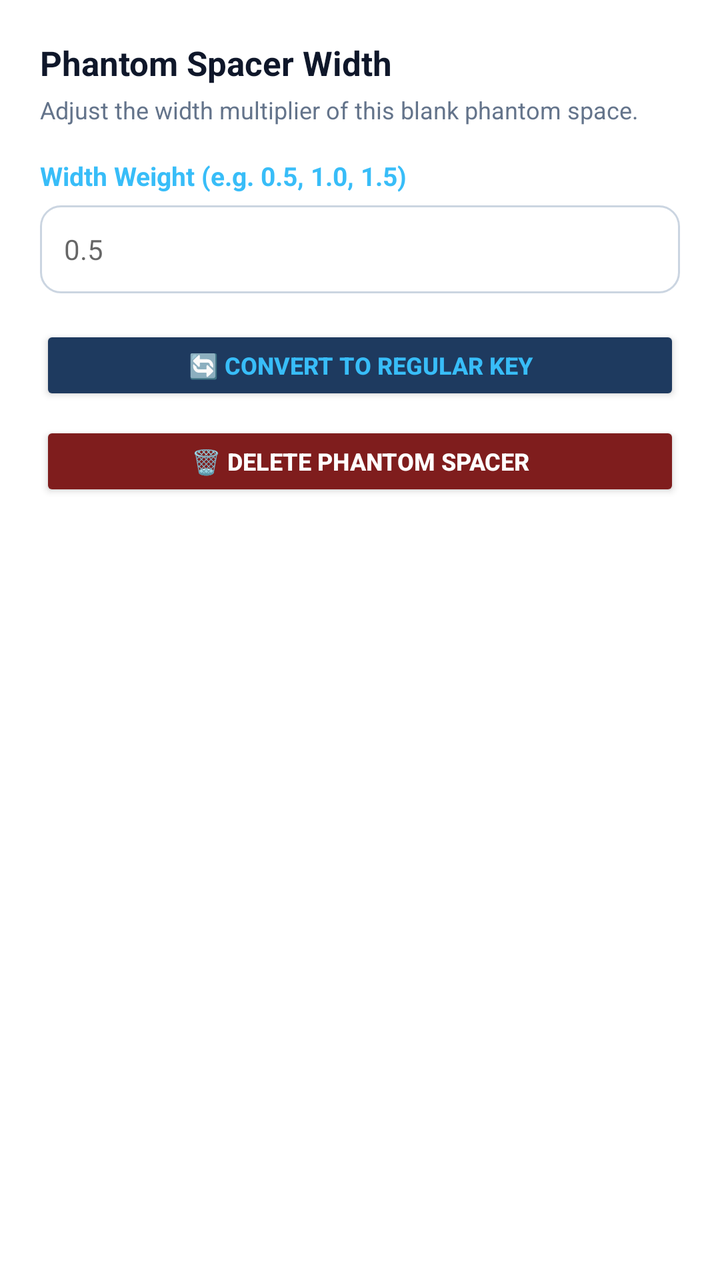
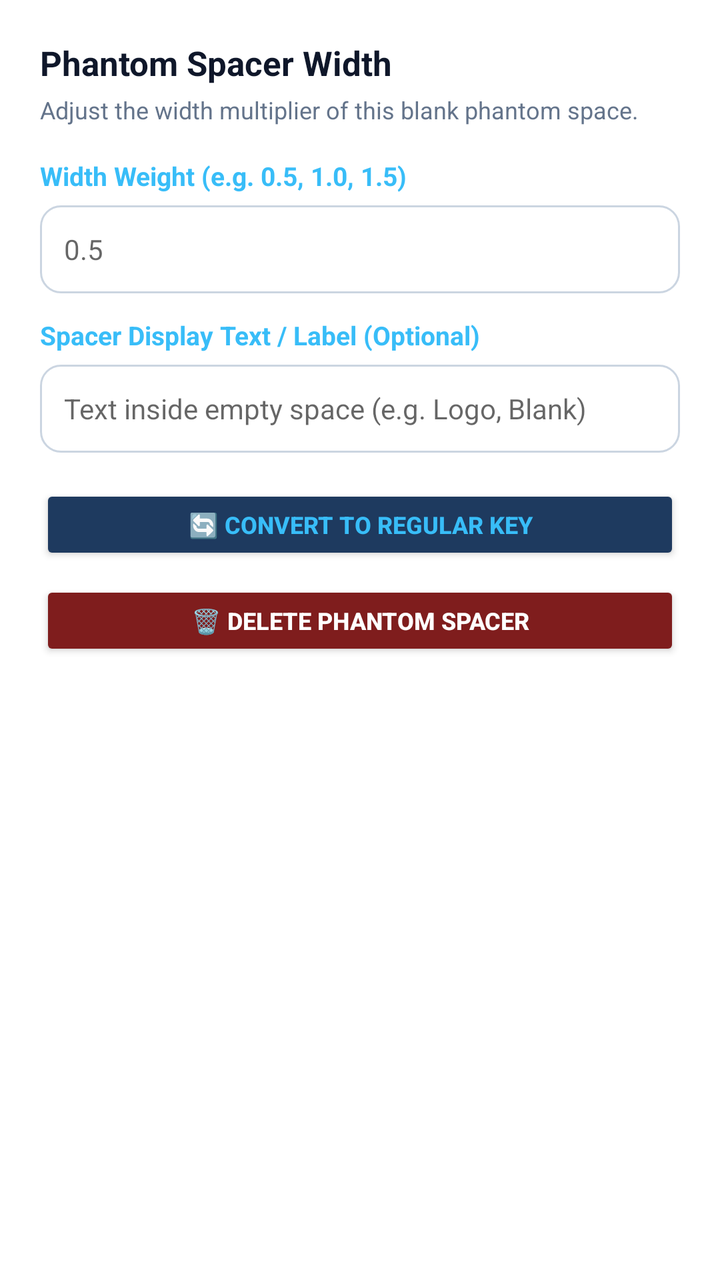

An Android layout rendered at two revisions. The XML below is the earlier revision; the diff shows what the commit changed to produce the second picture.
<!-- AndroidManifest.xml: application theme Theme.ProgrammerKeyboard -->
<!-- res/layout/dialog_edit_phantom_spacer.xml -->
<?xml version="1.0" encoding="utf-8"?>
<LinearLayout xmlns:android="http://schemas.android.com/apk/res/android"
    android:layout_width="match_parent"
    android:layout_height="wrap_content"
    android:orientation="vertical"
    android:padding="20dp">

    <TextView
        android:layout_width="wrap_content"
        android:layout_height="wrap_content"
        android:text="Phantom Spacer Width"
        android:textColor="@color/settings_text_header"
        android:textSize="17sp"
        android:textStyle="bold"
        android:layout_marginBottom="4dp" />

    <TextView
        android:layout_width="match_parent"
        android:layout_height="wrap_content"
        android:text="Adjust the width multiplier of this blank phantom space."
        android:textColor="@color/settings_text_sub"
        android:textSize="12sp"
        android:layout_marginBottom="16dp" />

    <TextView
        android:layout_width="wrap_content"
        android:layout_height="wrap_content"
        android:text="Width Weight (e.g. 0.5, 1.0, 1.5)"
        android:textColor="#38BDF8"
        android:textSize="13sp"
        android:textStyle="bold"
        android:layout_marginBottom="6dp" />

    <EditText
        android:id="@+id/etPhantomWidthWeight"
        android:layout_width="match_parent"
        android:layout_height="44dp"
        android:background="@drawable/bg_spinner_card"
        android:hint="0.5"
        android:inputType="numberDecimal"
        android:paddingStart="12dp"
        android:paddingEnd="12dp"
        android:textColor="@color/settings_text_header"
        android:textSize="14sp"
        android:layout_marginBottom="16dp" />

    <Button
        android:id="@+id/btnConvertToRegularKey"
        android:layout_width="match_parent"
        android:layout_height="40dp"
        android:backgroundTint="#1E3A5F"
        android:text="🔄 Convert to Regular Key"
        android:textColor="#38BDF8"
        android:textSize="12sp"
        android:textStyle="bold"
        android:layout_marginBottom="8dp" />

    <Button
        android:id="@+id/btnDeletePhantomSpacer"
        android:layout_width="match_parent"
        android:layout_height="40dp"
        android:backgroundTint="#7F1D1D"
        android:text="🗑️ Delete Phantom Spacer"
        android:textColor="#FFFFFF"
        android:textSize="12sp"
        android:textStyle="bold" />

</LinearLayout>
<!-- resources referenced by this layout -->
<resources>
  <color name="settings_text_header">#0F172A</color>
  <color name="settings_text_sub">#64748B</color>
  <!-- drawable bg_spinner_card (drawable) -->
  <?xml version="1.0" encoding="utf-8"?>
  <shape xmlns:android="http://schemas.android.com/apk/res/android"
      android:shape="rectangle">
      <solid android:color="@color/settings_card_bg" />
      <corners android:radius="10dp" />
      <stroke
          android:width="1dp"
          android:color="@color/settings_card_border" />
  </shape>
  <style name="Theme.ProgrammerKeyboard" parent="Theme.MaterialComponents.DayNight.NoActionBar">
          <item name="colorPrimary">#0284C7</item>
          <item name="colorPrimaryVariant">#0369A1</item>
          <item name="colorOnPrimary">#FFFFFF</item>
          <item name="android:statusBarColor">@color/settings_bg</item>
          <item name="android:navigationBarColor">@color/settings_bg</item>
          <item name="android:windowLightStatusBar">true</item>
          <item name="android:windowLightNavigationBar">true</item>
      </style>
  <color name="settings_card_bg">#FFFFFF</color>
  <color name="settings_card_border">#CBD5E1</color>
  <color name="settings_bg">#F1F5F9</color>
</resources>

<!-- the commit's change to res/layout/dialog_edit_phantom_spacer.xml (unified diff, before → after) -->
@@ -42,6 +42,28 @@
         android:paddingEnd="12dp"
         android:textColor="@color/settings_text_header"
         android:textSize="14sp"
+        android:layout_marginBottom="12dp" />
+
+    <TextView
+        android:layout_width="wrap_content"
+        android:layout_height="wrap_content"
+        android:text="Spacer Display Text / Label (Optional)"
+        android:textColor="#38BDF8"
+        android:textSize="13sp"
+        android:textStyle="bold"
+        android:layout_marginBottom="6dp" />
+
+    <EditText
+        android:id="@+id/etPhantomText"
+        android:layout_width="match_parent"
+        android:layout_height="44dp"
+        android:background="@drawable/bg_spinner_card"
+        android:hint="Text inside empty space (e.g. Logo, Blank)"
+        android:inputType="text"
+        android:paddingStart="12dp"
+        android:paddingEnd="12dp"
+        android:textColor="@color/settings_text_header"
+        android:textSize="14sp"
         android:layout_marginBottom="16dp" />
 
     <Button
